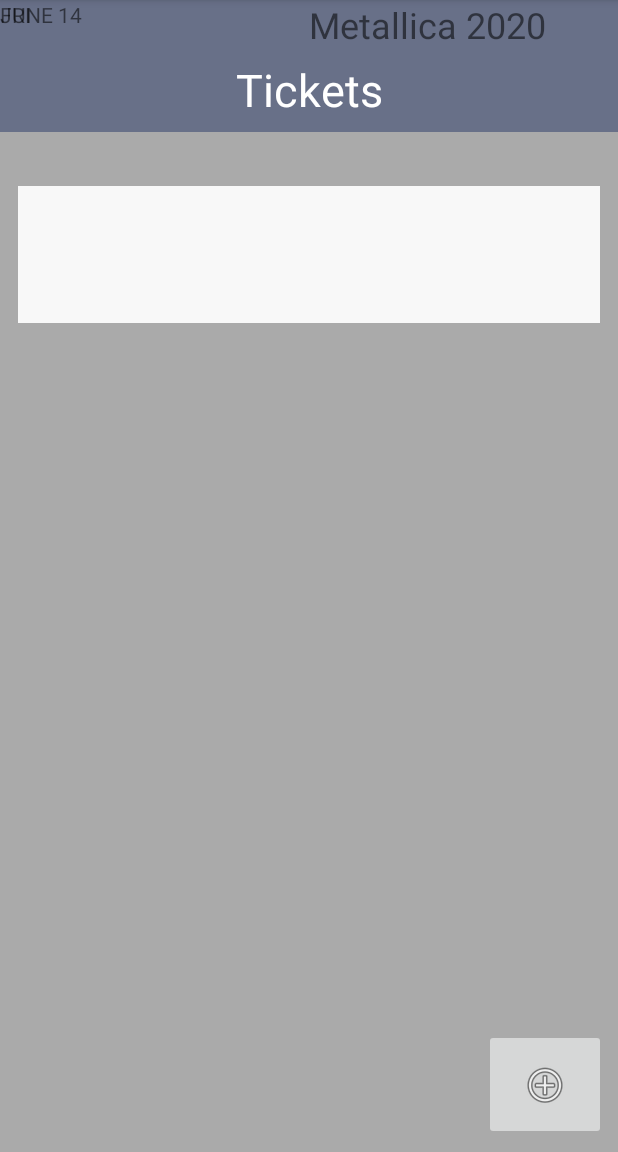
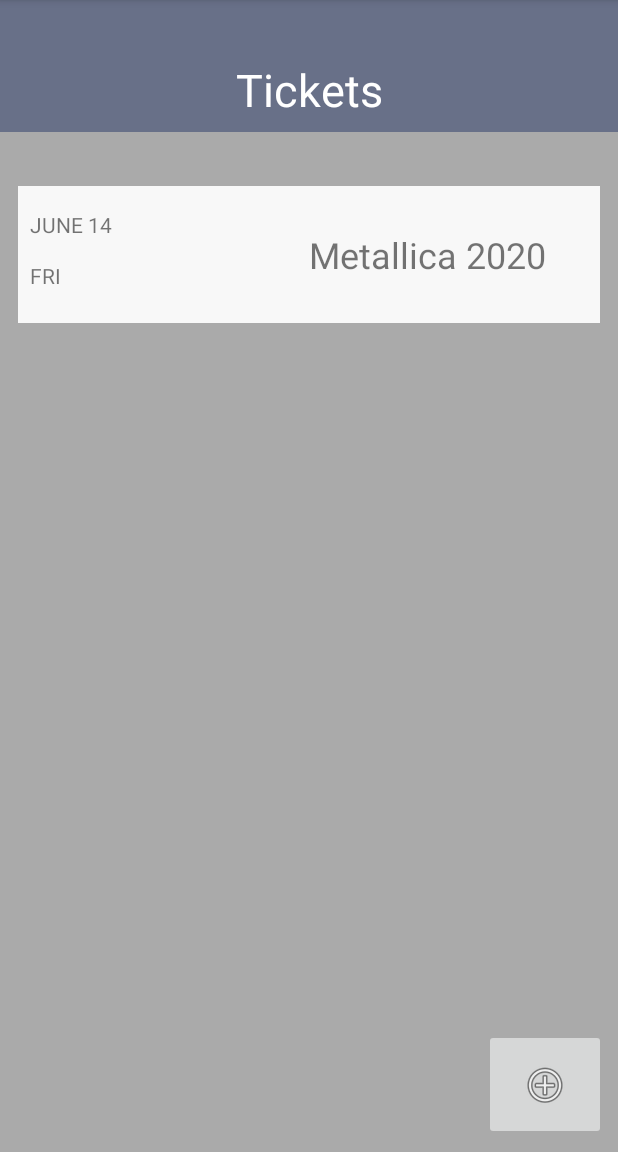
Before and after one commit to HainLuud/SeamlessEntrance, an Android app: the screen it shows after launch (MainActivity), on a phone screen of 412 x 824 dp, the part 84-1236 px from its top. Run offline under Robolectric (Android 15) with nearby library versions, the phone set to English and light mode, and no system bars.

Commit message:
Main view fix

```diff
--- a/app/src/main/res/layout/activity_main.xml
+++ b/app/src/main/res/layout/activity_main.xml
@@ -50,28 +50,35 @@
         android:layout_marginEnd="36dp"
         android:text="Metallica 2020"
         android:textSize="24sp"
+        app:layout_constraintBottom_toBottomOf="@+id/view2"
         app:layout_constraintEnd_toEndOf="@+id/view2"
-        tools:layout_editor_absoluteY="150dp" />
+        app:layout_constraintTop_toTopOf="@+id/view2" />
 
     <TextView
         android:id="@+id/textView3"
         android:layout_width="wrap_content"
         android:layout_height="wrap_content"
+        android:layout_marginStart="8dp"
+        android:layout_marginTop="16dp"
         android:text="JUNE 14"
-        tools:layout_editor_absoluteX="27dp"
-        tools:layout_editor_absoluteY="150dp" />
+        app:layout_constraintStart_toStartOf="@+id/view2"
+        app:layout_constraintTop_toTopOf="@+id/view2" />
 
     <TextView
         android:id="@+id/textView4"
         android:layout_width="wrap_content"
         android:layout_height="wrap_content"
+        android:layout_marginStart="8dp"
+        android:layout_marginTop="8dp"
+        android:layout_marginBottom="16dp"
         android:text="FRI"
-        tools:layout_editor_absoluteX="27dp"
-        tools:layout_editor_absoluteY="169dp" />
+        app:layout_constraintBottom_toBottomOf="@+id/view2"
+        app:layout_constraintStart_toStartOf="@+id/view2"
+        app:layout_constraintTop_toBottomOf="@+id/textView3" />
 
     <ImageButton
         android:id="@+id/imageButton"
-        style="@android:style/Widget.Material.ImageButton"
+        style="@style/Widget.AppCompat.ImageButton"
         android:layout_width="81dp"
         android:layout_height="74dp"
         android:layout_marginEnd="8dp"
```
